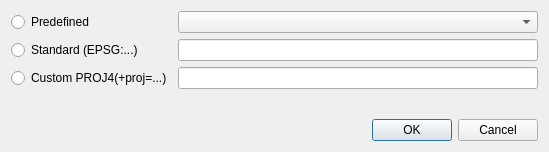
The window that src/Utils/ProjectionChooser.ui (openstreetmap/merkaartor) describes before a commit, drawn with Qt 5.
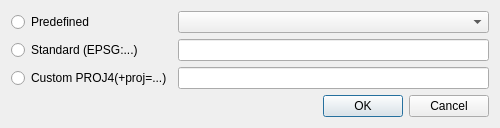
The same window after the commit.

Commit message: FIX : GDAL + GeoTIFF : if a ESRI World File (.tfw, *.wld) is present, override file geotransform FIX : GDAL + GeoTIFF : if the projection cannot be determined, ask for it rather than fail

What changed in the file:
```diff
--- a/src/Utils/ProjectionChooser.ui
+++ b/src/Utils/ProjectionChooser.ui
@@ -6,10 +6,22 @@
    <rect>
     <x>0</x>
     <y>0</y>
-    <width>549</width>
-    <height>152</height>
+    <width>500</width>
+    <height>121</height>
    </rect>
   </property>
+  <property name="sizePolicy">
+   <sizepolicy hsizetype="Preferred" vsizetype="MinimumExpanding">
+    <horstretch>0</horstretch>
+    <verstretch>0</verstretch>
+   </sizepolicy>
+  </property>
+  <property name="minimumSize">
+   <size>
+    <width>500</width>
+    <height>0</height>
+   </size>
+  </property>
   <property name="windowTitle">
    <string>Dialog</string>
   </property>
@@ -61,19 +73,6 @@
      </item>
     </layout>
    </item>
-   <item>
-    <spacer name="verticalSpacer">
-     <property name="orientation">
-      <enum>Qt::Vertical</enum>
-     </property>
-     <property name="sizeHint" stdset="0">
-      <size>
-       <width>20</width>
-       <height>40</height>
-      </size>
-     </property>
-    </spacer>
-   </item>
    <item>
     <widget class="QDialogButtonBox" name="buttonBox">
      <property name="orientation">
```
The commit also changes 6 other files.
